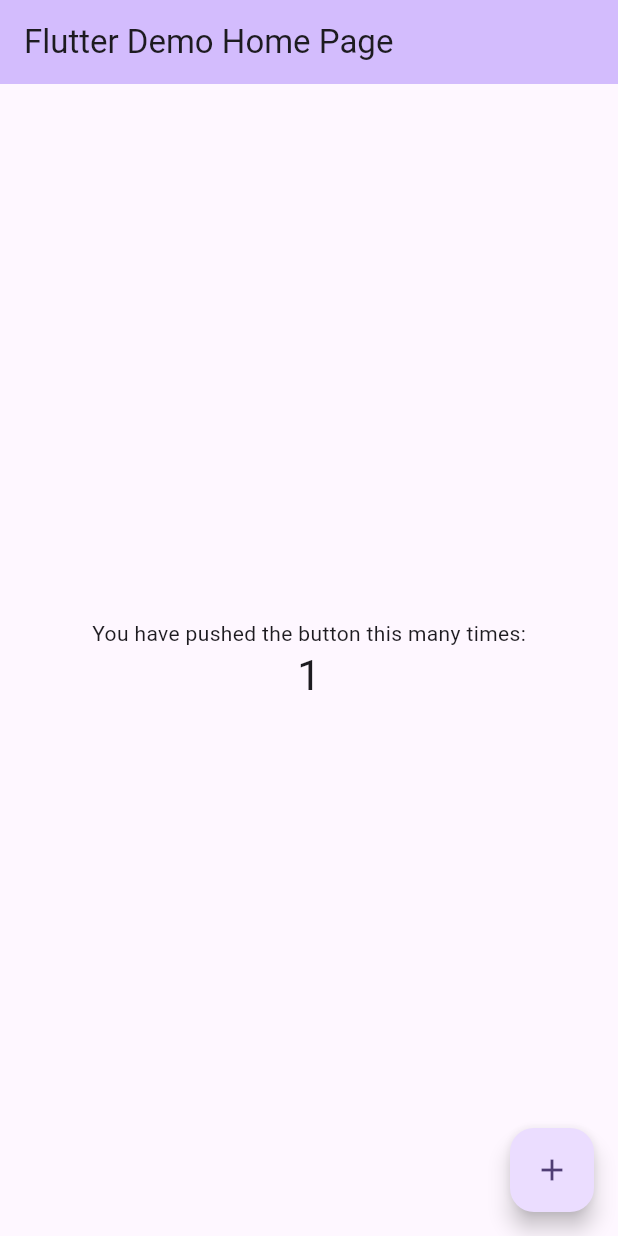
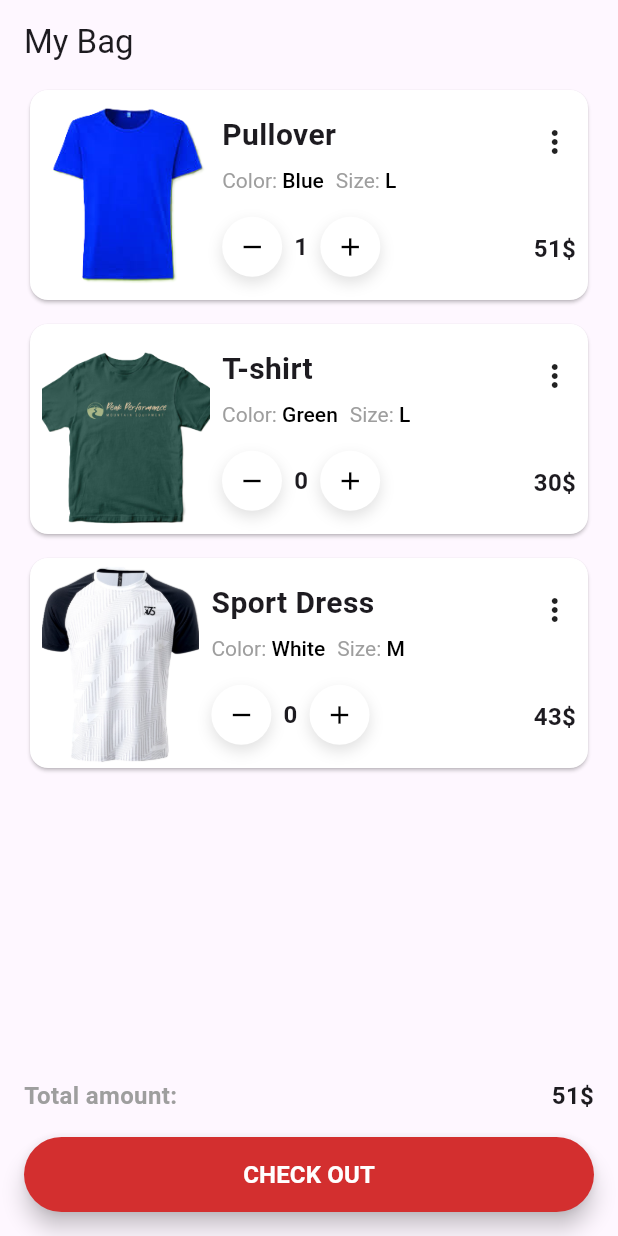
Before and after one commit to Sajib-IT/practice, a Flutter app: the screen it shows after launch, after a tap on the "add" icon, on a phone screen of 412 x 824 dp. Run offline on Flutter 3.47's test engine with Material 3 defaults, Android fonts, the phone set to English and light mode, and no system bars.

Commit message:
completed  module 13 assignment

```diff
--- a/lib/main.dart
+++ b/lib/main.dart
@@ -1,4 +1,5 @@
 import 'package:flutter/material.dart';
+import 'package:practice/my_bag/my_bag_page.dart';
 
 void main() {
   runApp(const MyApp());
@@ -12,6 +13,7 @@ class MyApp extends StatelessWidget {
   Widget build(BuildContext context) {
     return MaterialApp(
       title: 'Flutter Demo',
+      debugShowCheckedModeBanner: false,
       theme: ThemeData(
         // This is the theme of your application.
         //
@@ -30,93 +32,7 @@ class MyApp extends StatelessWidget {
         // tested with just a hot reload.
         colorScheme: ColorScheme.fromSeed(seedColor: Colors.deepPurple),
       ),
-      home: const MyHomePage(title: 'Flutter Demo Home Page'),
+      home: MyBagPage(),
     );
   }
 }
-
-class MyHomePage extends StatefulWidget {
-  const MyHomePage({super.key, required this.title});
-
-  // This widget is the home page of your application. It is stateful, meaning
-  // that it has a State object (defined below) that contains fields that affect
-  // how it looks.
-
-  // This class is the configuration for the state. It holds the values (in this
-  // case the title) provided by the parent (in this case the App widget) and
-  // used by the build method of the State. Fields in a Widget subclass are
-  // always marked "final".
-
-  final String title;
-
-  @override
-  State<MyHomePage> createState() => _MyHomePageState();
-}
-
-class _MyHomePageState extends State<MyHomePage> {
-  int _counter = 0;
-
-  void _incrementCounter() {
-    setState(() {
-      // This call to setState tells the Flutter framework that something has
-      // changed in this State, which causes it to rerun the build method below
-      // so that the display can reflect the updated values. If we changed
-      // _counter without calling setState(), then the build method would not be
-      // called again, and so nothing would appear to happen.
-      _counter++;
-    });
-  }
-
-  @override
-  Widget build(BuildContext context) {
-    // This method is rerun every time setState is called, for instance as done
-    // by the _incrementCounter method above.
-    //
-    // The Flutter framework has been optimized to make rerunning build methods
-    // fast, so that you can just rebuild anything that needs updating rather
-    // than having to individually change instances of widgets.
-    return Scaffold(
-      appBar: AppBar(
-        // TRY THIS: Try changing the color here to a specific color (to
-        // Colors.amber, perhaps?) and trigger a hot reload to see the AppBar
-        // change color while the other colors stay the same.
-        backgroundColor: Theme.of(context).colorScheme.inversePrimary,
-        // Here we take the value from the MyHomePage object that was created by
-        // the App.build method, and use it to set our appbar title.
-        title: Text(widget.title),
-      ),
-      body: Center(
-        // Center is a layout widget. It takes a single child and positions it
-        // in the middle of the parent.
-        child: Column(
-          // Column is also a layout widget. It takes a list of children and
-          // arranges them vertically. By default, it sizes itself to fit its
-          // children horizontally, and tries to be as tall as its parent.
-          //
-          // Column has various properties to control how it sizes itself and
-          // how it positions its children. Here we use mainAxisAlignment to
-          // center the children vertically; the main axis here is the vertical
-          // axis because Columns are vertical (the cross axis would be
-          // horizontal).
-          //
-          // TRY THIS: Invoke "debug painting" (choose the "Toggle Debug Paint"
-          // action in the IDE, or press "p" in the console), to see the
-          // wireframe for each widget.
-          mainAxisAlignment: MainAxisAlignment.center,
-          children: <Widget>[
-            const Text('You have pushed the button this many times:'),
-            Text(
-              '$_counter',
-              style: Theme.of(context).textTheme.headlineMedium,
-            ),
-          ],
-        ),
-      ),
-      floatingActionButton: FloatingActionButton(
-        onPressed: _incrementCounter,
-        tooltip: 'Increment',
-        child: const Icon(Icons.add),
-      ), // This trailing comma makes auto-formatting nicer for build methods.
-    );
-  }
-}
--- /dev/null
+++ b/lib/my_bag/helper.dart
@@ -0,0 +1,28 @@
+class Helper {
+  List<Map<String, dynamic>> products = [
+    {
+      "title": "Pullover",
+      "color": "Blue",
+      "size": "L",
+      "price": 51,
+      "item": 0,
+      "productImg": "asset/image/t11.png",
+    },
+    {
+      "title": "T-shirt",
+      "color": "Green",
+      "size": "L",
+      "price": 30,
+      "item": 0,
+      "productImg": "asset/image/t2.png",
+    },
+    {
+      "title": "Sport Dress",
+      "color": "White",
+      "size": "M",
+      "price": 43,
+      "item": 0,
+      "productImg": "asset/image/t3.png",
+    },
+  ];
+}
--- /dev/null
+++ b/lib/my_bag/my_bag_page.dart
@@ -0,0 +1,186 @@
+import 'package:flutter/material.dart';
+import 'package:practice/my_bag/helper.dart';
+import 'package:practice/my_bag/widget/circle_icon_button.dart';
+import 'package:practice/my_bag/widget/my_elevated_button.dart';
+import 'package:practice/my_bag/widget/my_rich_text.dart';
+
+class MyBagPage extends StatefulWidget {
+  const MyBagPage({super.key});
+
+  @override
+  State<MyBagPage> createState() => _MyBagPageState();
+}
+
+class _MyBagPageState extends State<MyBagPage> {
+  Helper helper = Helper();
+  int totalAmount = 0;
+  @override
+  Widget build(BuildContext context) {
+    return Scaffold(
+      appBar: AppBar(title: Text("My Bag")),
+      body: Padding(
+        padding: EdgeInsets.symmetric(horizontal: 16),
+        child: Column(
+          // mainAxisAlignment: MainAxisAlignment.spaceBetween,
+          children: [
+            ListView.separated(
+              shrinkWrap: true,
+              itemBuilder: (BuildContext context, int index) {
+                final product = helper.products[index];
+                String url = product['productImg'];
+                String title = product['title'];
+                String color = product['color'];
+                String size = product['size'];
+                int price = product['price'];
+                int item = product['item'];
+                return Card(
+                  color: Colors.white,
+                  child: Padding(
+                    padding: const EdgeInsets.symmetric(horizontal: 8.0),
+                    child: Row(
+                      crossAxisAlignment: CrossAxisAlignment.center,
+                      children: [
+                        Image.asset(url, fit: BoxFit.cover, height: 140),
+                        SizedBox(width: 8),
+                        Column(
+                          crossAxisAlignment: CrossAxisAlignment.start,
+                          children: [
+                            Text(
+                              title,
+                              style: TextStyle(
+                                fontSize: 20,
+                                fontWeight: FontWeight.bold,
+                              ),
+                            ),
+                            SizedBox(height: 8),
+                            Row(
+                              children: [
+                                MyRichText(title: "Color: ", value: color),
+                                SizedBox(width: 8),
+                                MyRichText(title: "Size: ", value: size),
+                              ],
+                            ),
+                            SizedBox(height: 16),
+                            Row(
+                              children: [
+                                CircleIconButton(
+                                  icon: Icons.remove,
+                                  onPressed: () {
+                                    if(item != 0) {
+                                      removeItem(index);
+                                    }
+                                  },
+                                ),
+                                SizedBox(width: 8),
+                                Text(
+                                  item.toString(),
+                                  style: TextStyle(
+                                    fontWeight: FontWeight.bold,
+                                    fontSize: 16,
+                                  ),
+                                ),
+                                SizedBox(width: 8),
+                                CircleIconButton(
+                                  icon: Icons.add,
+                                  onPressed: () {
+                                    addItem(index);
+                                    // calculate(item, price);
+                                  },
+                                ),
+                              ],
+                            ),
+                          ],
+                        ),
+                        Spacer(),
+                        SizedBox(
+                          height: 95,
+                          child: Column(
+                            mainAxisAlignment: MainAxisAlignment.spaceBetween,
+                            children: [
+                              Icon(Icons.more_vert),
+                              // SizedBox(height: 12,),
+                              Text(
+                                "$price\$",
+                                style: TextStyle(
+                                  fontSize: 16,
+                                  fontWeight: FontWeight.bold,
+                                ),
+                              ),
+                            ],
+                          ),
+                        ),
+                      ],
+                    ),
+                  ),
+                );
+              },
+              separatorBuilder: (BuildContext context, int index) {
+                return SizedBox(height: 8);
+              },
+              itemCount: helper.products.length,
+            ),
+            Spacer(),
+            Row(
+              mainAxisAlignment: MainAxisAlignment.spaceBetween,
+              children: [
+                Text(
+                  "Total amount:",
+                  style: TextStyle(
+                    fontSize: 16,
+                    fontWeight: FontWeight.w600,
+                    color: Colors.grey,
+                  ),
+                ),
+                Text(
+                  "$totalAmount\$",
+                  style: TextStyle(fontWeight: FontWeight.bold, fontSize: 16),
+                ),
+              ],
+            ),
+            Padding(
+              padding: const EdgeInsets.symmetric(vertical: 16.0),
+              child: MyElevatedButton(text: "Check out", onPressed: () {
+                ScaffoldMessenger.of(context).showSnackBar(
+                  SnackBar(
+                    content: Text('Congratulations! Your order has been placed.'),
+                    duration: Duration(seconds: 2),
+                    backgroundColor: Colors.green,
+                  ),
+                );
+
+              }),
+            ),
+          ],
+        ),
+      ),
+    );
+  }
+
+  void addItem(int index) {
+    final product = helper.products[index];
+    product['item']++;
+    setState(() {
+      calculate();
+    });
+  }
+
+  void removeItem(int index) {
+    final product = helper.products[index];
+    product['item']--;
+    setState(() {
+      calculate();
+    });
+  }
+
+  void calculate() {
+    final products = helper.products;
+    // for(int i = 0; i<= products.length; i++){
+    //   totalAmount = products[i]['item']*products[i]['price'];
+    // }
+    totalAmount =
+        products[0]['item'] * products[0]['price'] +
+        products[1]['item'] * products[1]['price'] +
+        products[2]['item'] * products[2]['price'];
+    setState(() {});
+  }
+}
--- /dev/null
+++ b/lib/my_bag/widget/circle_icon_button.dart
@@ -0,0 +1,37 @@
+import 'package:flutter/material.dart';
+
+class CircleIconButton extends StatelessWidget {
+  final IconData icon;
+  final VoidCallback onPressed;
+
+  const CircleIconButton({
+    required this.icon,
+    required this.onPressed,
+    super.key,
+  });
+
+  @override
+  Widget build(BuildContext context) {
+    return GestureDetector(
+      onTap: onPressed,
+      child: Container(
+        width: 40,
+        height: 40,
+        decoration: BoxDecoration(
+          shape: BoxShape.circle,
+          color: Colors.white,
+          boxShadow: [
+            BoxShadow(
+              color: Colors.black12,
+              blurRadius: 8,
+              offset: Offset(0, 4),
+            ),
+          ],
+        ),
+        child: Center(
+          child: Icon(icon, size: 20, color: Colors.black),
+        ),
+      ),
+    );
+  }
+}
--- /dev/null
+++ b/lib/my_bag/widget/my_elevated_button.dart
@@ -0,0 +1,35 @@
+import 'package:flutter/material.dart';
+
+class MyElevatedButton extends StatelessWidget {
+  final String text;
+  final VoidCallback onPressed;
+
+  const MyElevatedButton({
+    super.key,
+    required this.text,
+    required this.onPressed,
+  });
+
+  @override
+  Widget build(BuildContext context) {
+    return ElevatedButton(
+      onPressed: onPressed,
+      style: ElevatedButton.styleFrom(
+        backgroundColor: Colors.red[700],
+        foregroundColor: Colors.white,
+        minimumSize: Size(double.infinity, 50),
+        shape: RoundedRectangleBorder(
+          borderRadius: BorderRadius.circular(30),
+        ),
+        elevation: 6,
+      ),
+      child: Text(
+        text.toUpperCase(),
+        style: TextStyle(
+          fontSize: 16,
+          fontWeight: FontWeight.bold,
+        ),
+      ),
+    );
+  }
+}
--- /dev/null
+++ b/lib/my_bag/widget/my_rich_text.dart
@@ -0,0 +1,26 @@
+import 'package:flutter/material.dart';
+
+class MyRichText extends StatelessWidget {
+  final String title;
+  final String value;
+  const MyRichText({super.key, required this.title, required this.value});
+
+  @override
+  Widget build(BuildContext context) {
+    return RichText(
+      text: TextSpan(
+        style: TextStyle(fontSize: 14, color: Colors.black),
+        children: [
+          TextSpan(
+            text: title,
+            style: TextStyle(fontWeight: FontWeight.w400,color: Colors.grey),
+          ),
+          TextSpan(
+            text: value,
+            style: TextStyle(fontWeight: FontWeight.w500),
+          ),
+        ],
+      ),
+    );
+  }
+}
--- a/pubspec.yaml
+++ b/pubspec.yaml
@@ -58,9 +58,8 @@ flutter:
   uses-material-design: true
 
   # To add assets to your application, add an assets section, like this:
-  # assets:
-  #   - images/a_dot_burr.jpeg
-  #   - images/a_dot_ham.jpeg
+  assets:
+    - asset/image/
 
   # An image asset can refer to one or more resolution-specific "variants", see
   # https://flutter.dev/to/resolution-aware-images
```
Also changed, not shown: asset/image/t11.png (added), asset/image/t2.png (added), asset/image/t3.png (added).
